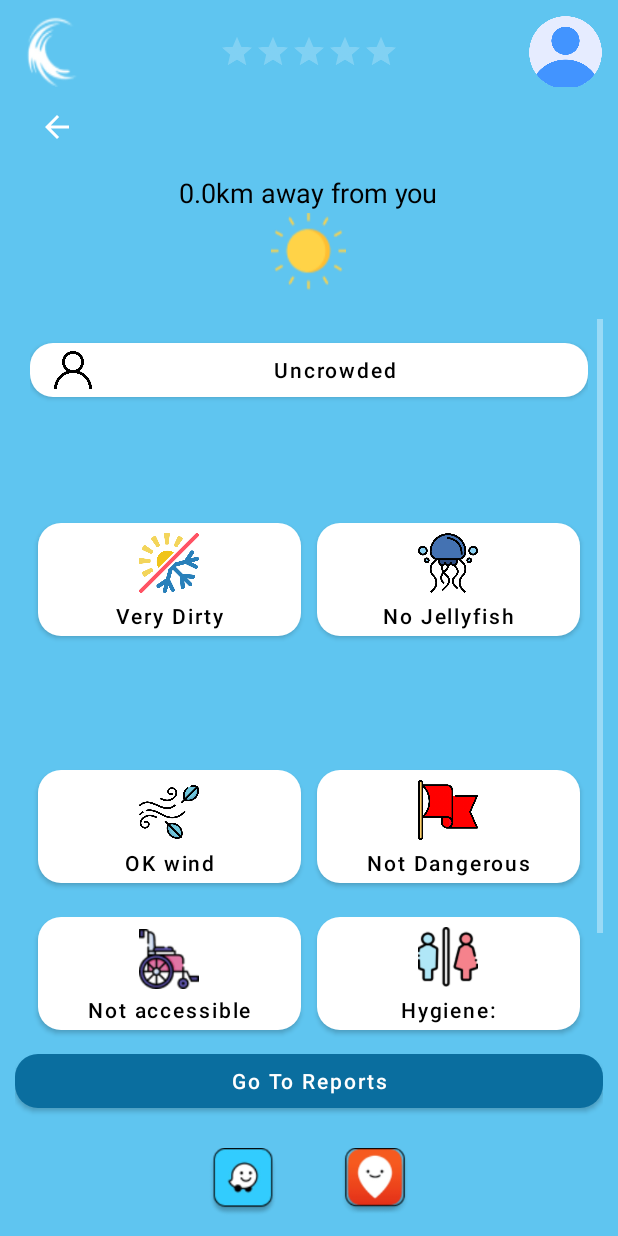
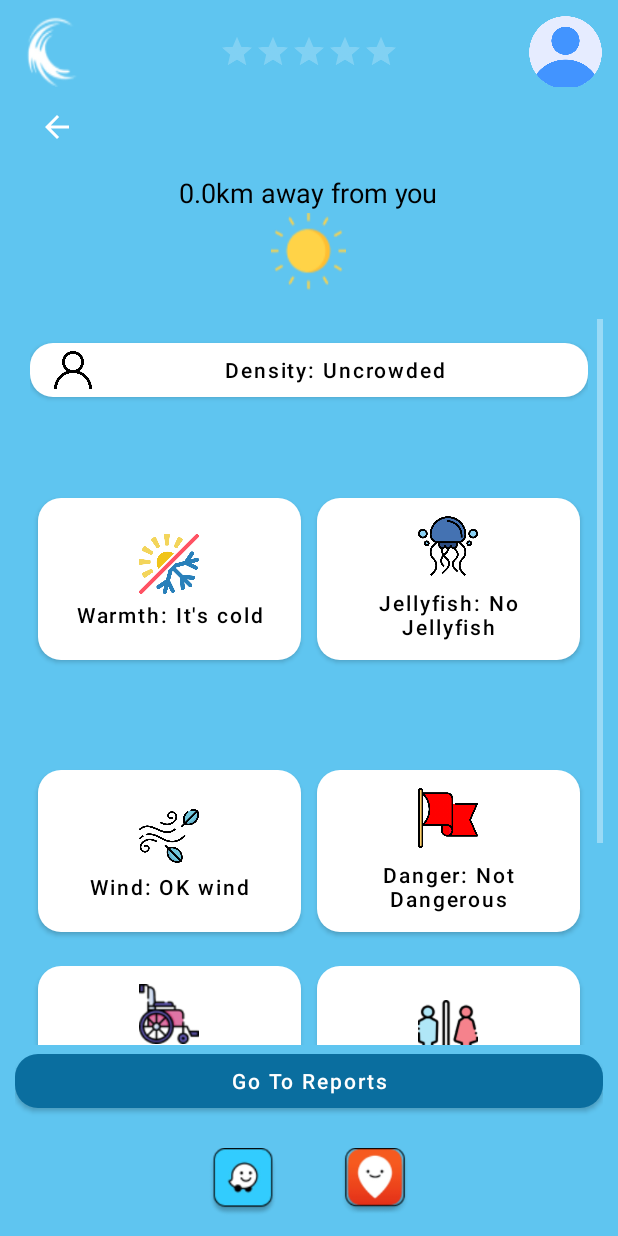
Before and after one commit to mellerdude/WavezCellular, an Android app: the ShowActivity screen opened directly, with no data from a screen before it, on a phone screen of 412 x 824 dp. Run offline under Robolectric (Android 15) with nearby library versions, the phone set to English and light mode, and no system bars; our stand-ins replace Firebase (no records; nobody signed in at launch, a user with empty details on screens opened directly); libraries missing offline, so code that uses them is left out: com.google.maps.android; 3 statements that could not run were skipped.

Commit message:
Appearance change for activity_show.xml

```diff
--- a/app/src/main/java/com/example/wavezcellular/activities/ShowActivity.java
+++ b/app/src/main/java/com/example/wavezcellular/activities/ShowActivity.java
@@ -140,41 +140,41 @@ public class ShowActivity extends AppCompatActivity {
                 show_RB_review.setRating((float) review);
 
                 if (wind > HIGH_VALUE)
-                    show_TXT_wind.setText("Windy");
+                    show_TXT_wind.setText("Wind: Windy");
                 else
-                    show_TXT_wind.setText("OK wind");
+                    show_TXT_wind.setText("Wind: OK wind");
                 if (danger > HIGH_VALUE)
-                    show_TXT_danger.setText("Dangerous");
+                    show_TXT_danger.setText("Danger: Dangerous");
                 else
-                    show_TXT_danger.setText("Not Dangerous");
+                    show_TXT_danger.setText("Danger: Not Dangerous");
                 if (accessible > HIGH_VALUE)
-                    show_TXT_accessible.setText("accessible");
+                    show_TXT_accessible.setText("Accessibility: accessible");
                 else
-                    show_TXT_accessible.setText("Not accessible");
+                    show_TXT_accessible.setText("Accessibility: Not accessible");
                 if (density > HIGH_VALUE)
-                    show_TXT_density.setText("Crowded");
+                    show_TXT_density.setText("Density: Crowded");
                 else
-                    show_TXT_density.setText("Uncrowded");
+                    show_TXT_density.setText("Density: Uncrowded");
                 if (jellyfish > HIGH_VALUE)
-                    show_TXT_jellyfish.setText("Many Jellyfish");
+                    show_TXT_jellyfish.setText("Jellyfish: Many Jellyfish");
                 else
-                    show_TXT_jellyfish.setText("No Jellyfish");
+                    show_TXT_jellyfish.setText("Jellyfish: No Jellyfish");
                 if (dog > HIGH_VALUE)
-                    show_TXT_dog.setText("Many Jellyfish");
+                    show_TXT_dog.setText("Pet Friendly");
                 else
-                    show_TXT_dog.setText("Uncrowded");
+                    show_TXT_dog.setText("No Pets allowed");
                 if (warmth > HIGH_VALUE)
-                    show_TXT_warmth.setText("It's hot");
+                    show_TXT_warmth.setText("Warmth: It's hot");
                 else if (warmth < LOW_VALUE)
-                    show_TXT_warmth.setText("It's cold");
+                    show_TXT_warmth.setText("Warmth: It's cold");
                 else
-                    show_TXT_warmth.setText("OK");
+                    show_TXT_warmth.setText("Warmth: OK");
                 if (hygiene > HIGH_VALUE)
-                    show_TXT_warmth.setText("Very Clean");
+                    show_TXT_hygiene.setText("Hygiene: Very Clean");
                 else if (warmth < LOW_VALUE)
-                    show_TXT_warmth.setText("Very Dirty");
+                    show_TXT_hygiene.setText("Hygiene: Very Dirty");
                 else
-                    show_TXT_warmth.setText("OK");
+                    show_TXT_hygiene.setText("Hygiene: OK");
 
 
             }
--- a/app/src/main/res/layout/activity_show.xml
+++ b/app/src/main/res/layout/activity_show.xml
@@ -197,7 +197,7 @@
                 <com.google.android.material.button.MaterialButton
                     android:id="@+id/show_TXT_warmth"
                     android:layout_width="0dp"
-                    android:layout_height="wrap_content"
+                    android:layout_height="120dp"
                     android:layout_weight="1.5"
                     android:layout_margin="5dp"
                     android:text="Warmth:"
@@ -227,7 +227,7 @@
                 <com.google.android.material.button.MaterialButton
                     android:id="@+id/show_TXT_jellyfish"
                     android:layout_width="0dp"
-                    android:layout_height="wrap_content"
+                    android:layout_height="120dp"
                     android:layout_weight="1.5"
                     android:text="Jellyfish:"
                     android:layout_margin="5dp"
@@ -255,7 +255,7 @@
                 <com.google.android.material.button.MaterialButton
                     android:id="@+id/show_TXT_wind"
                     android:layout_width="0dp"
-                    android:layout_height="wrap_content"
+                    android:layout_height="120dp"
                     android:layout_weight="1.5"
                     android:layout_margin="5dp"
                     android:text="Wind:"
@@ -274,7 +274,7 @@
                 <com.google.android.material.button.MaterialButton
                     android:id="@+id/show_TXT_danger"
                     android:layout_width="0dp"
-                    android:layout_height="wrap_content"
+                    android:layout_height="120dp"
                     android:layout_weight="1.5"
                     android:text="Dangerous:"
                     android:layout_margin="5dp"
@@ -301,10 +301,10 @@
                 <com.google.android.material.button.MaterialButton
                     android:id="@+id/show_TXT_accessible"
                     android:layout_width="0dp"
-                    android:layout_height="wrap_content"
+                    android:layout_height="120dp"
                     android:layout_weight="1.5"
                     android:layout_margin="5dp"
-                    android:text="Accessible:"
+                    android:text="Accessibility: not accessible"
                     android:textAllCaps="false"
                     app:backgroundTint="@color/white"
                     app:cornerRadius="15dp"
@@ -320,7 +320,7 @@
                 <com.google.android.material.button.MaterialButton
                     android:id="@+id/show_TXT_hygiene"
                     android:layout_width="0dp"
-                    android:layout_height="wrap_content"
+                    android:layout_height="120dp"
                     android:layout_weight="1.5"
                     android:text="Hygiene:"
                     android:layout_margin="5dp"
@@ -346,7 +346,7 @@
                 <com.google.android.material.button.MaterialButton
                     android:id="@+id/show_TXT_dogs"
                     android:layout_width="0dp"
-                    android:layout_height="wrap_content"
+                    android:layout_height="120dp"
 
                     android:layout_weight="1"
                     android:text="Pet-Friendly:"
```
